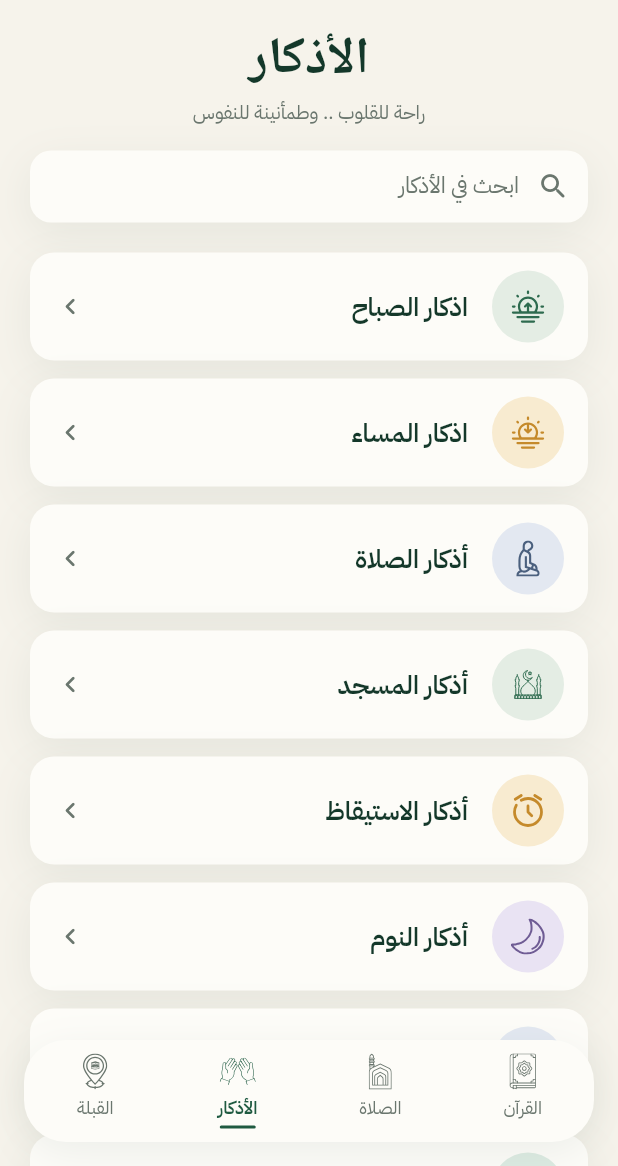
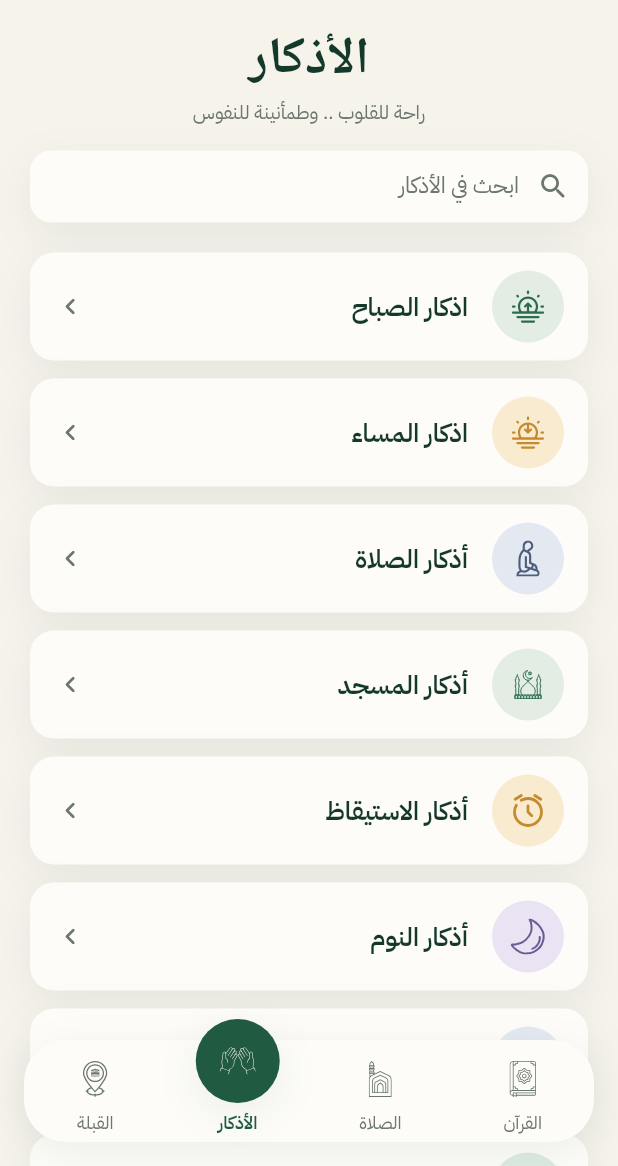
Before and after one commit to sidali-dev/Noor, a Flutter app: the SBottomNavigation screen opened directly, on a phone screen of 412 x 824 dp, the part 70-1236 px from its top. Run offline on Flutter 3.47's test engine with Material 3 defaults, Android fonts, the phone set to English and light mode, and no system bars; our stand-ins replace audioplayers, carousel_slider, csc_picker_plus, flutter_native_splash, flutter_spinkit, flutter_svg and 7 more; missing offline and left inert: alarm, flutter_qiblah, quran, workmanager; accounts and stored records are empty; Roboto replaces fonts that are missing (Amiri); statements that could not run were skipped; project files that could hold a hidden picture were left out.

Commit message:
Add NoorHero and NoorPagerPill, raise NoorNavBar, restyle LocationPill
Wave 0.B shared widgets for UI v2.

Co-Authored-By: Claude Sonnet 5.5 <noreply@anthropic.com>

```diff
--- a/lib/generals/widgets/noor_nav_bar.dart
+++ b/lib/generals/widgets/noor_nav_bar.dart
@@ -4,6 +4,11 @@ import 'package:noor/generated/l10n.dart';
 import 'package:noor/utils/constants/image_strings.dart';
 import 'package:noor/utils/theme/noor_theme.dart';
 
+/// Floating card bar. The selected item is a primary circle raised above the
+/// bar; it slides between items.
+///
+/// The widget's own height includes the raise, so the circle is inside its
+/// hit-test bounds and `Scaffold` reserves room for it.
 class NoorNavBar extends StatelessWidget {
   final int selectedIndex;
   final ValueChanged<int> onItemSelected;
@@ -13,6 +18,12 @@ class NoorNavBar extends StatelessWidget {
     required this.selectedIndex,
     required this.onItemSelected,
   });
+
+  static const double _raise = 14;
+  static const double _barHeight = 68;
+  static const double _bottomMargin = 16;
+  static const double _circle = 56;
+  static const _slide = Duration(milliseconds: 250);
 
   @override
   Widget build(BuildContext context) {
@@ -26,76 +37,141 @@ class NoorNavBar extends StatelessWidget {
       (svg: SImageString.kaaba, label: s.nav_qibla),
     ];
 
-    return Container(
-      margin: const EdgeInsets.fromLTRB(16, 0, 16, 16),
-      height: 68,
+    return SizedBox(
+      height: _raise + _barHeight + _bottomMargin,
+      child: Stack(
+        children: [
+          PositionedDirectional(
+            start: NoorSpace.lg,
+            end: NoorSpace.lg,
+            bottom: _bottomMargin,
+            height: _barHeight,
+            child: DecoratedBox(
               decoration: BoxDecoration(
                 color: n.card,
-        borderRadius: BorderRadius.circular(28),
+                borderRadius: BorderRadius.circular(NoorRadius.sheet),
                 boxShadow: noorShadow(context),
                 border: n.isDark ? Border.all(color: n.line, width: 1) : null,
               ),
+            ),
+          ),
+          Padding(
+            padding: const EdgeInsets.fromLTRB(
+                NoorSpace.lg, 0, NoorSpace.lg, _bottomMargin),
+            child: LayoutBuilder(
+              builder: (context, box) {
+                final slot = box.maxWidth / items.length;
+                return Stack(
+                  children: [
+                    AnimatedPositionedDirectional(
+                      duration: _slide,
+                      curve: Curves.easeOutCubic,
+                      top: 0,
+                      start: slot * selectedIndex + (slot - _circle) / 2,
+                      width: _circle,
+                      height: _circle,
+                      child: DecoratedBox(
+                        decoration: BoxDecoration(
+                          color: n.primary,
+                          shape: BoxShape.circle,
+                          boxShadow: noorShadow(context),
+                        ),
+                      ),
+                    ),
+                    // Label text only; the 12 sp labels stay inside the bar.
+                    MediaQuery.withClampedTextScaling(
+                      maxScaleFactor: 1.2,
+                      child: Material(
+                        type: MaterialType.transparency,
                         child: Row(
-        mainAxisAlignment: MainAxisAlignment.spaceEvenly,
-        children: List.generate(items.length, (index) {
-          final isSelected = selectedIndex == index;
-          final item = items[index];
-          final color = isSelected ? n.primary : n.muted;
-
-          return Expanded(
-            child: Semantics(
-              selected: isSelected,
-              button: true,
-              label: item.label,
-              child: InkResponse(
-                onTap: () => onItemSelected(index),
-                highlightShape: BoxShape.rectangle,
-                splashFactory: InkRipple.splashFactory,
-                radius: 36,
-                child: ConstrainedBox(
-                  constraints: const BoxConstraints(minHeight: 48),
-                  child: Column(
-                    mainAxisAlignment: MainAxisAlignment.center,
-                    mainAxisSize: MainAxisSize.min,
                           children: [
-                      SvgPicture.asset(
-                        item.svg,
-                        width: 24,
-                        height: 24,
-                        colorFilter: ColorFilter.mode(color, BlendMode.srcIn),
-                      ),
-                      const SizedBox(height: 3),
-                      Text(
-                        item.label,
-                        style: TextStyle(
-                          fontFamily: 'Plex',
-                          fontSize: 12,
-                          fontWeight:
-                              isSelected ? FontWeight.w600 : FontWeight.w400,
-                          color: color,
-                        ),
-                        maxLines: 1,
-                        overflow: TextOverflow.ellipsis,
-                      ),
-                      const SizedBox(height: 4),
-                      AnimatedContainer(
-                        duration: const Duration(milliseconds: 200),
-                        curve: Curves.easeOut,
-                        height: 2,
-                        width: isSelected ? 24 : 0,
-                        decoration: BoxDecoration(
-                          color: isSelected ? n.primary : Colors.transparent,
-                          borderRadius: BorderRadius.circular(1),
+                            for (var i = 0; i < items.length; i++)
+                              Expanded(
+                                child: _Item(
+                                  svg: items[i].svg,
+                                  label: items[i].label,
+                                  selected: i == selectedIndex,
+                                  onTap: () => onItemSelected(i),
                                 ),
                               ),
                           ],
                         ),
                       ),
                     ),
+                  ],
+                );
+              },
             ),
-          );
-        }),
+          ),
+        ],
       ),
     );
   }
 }
+
+class _Item extends StatelessWidget {
+  final String svg;
+  final String label;
+  final bool selected;
+  final VoidCallback onTap;
+
+  const _Item({
+    required this.svg,
+    required this.label,
+    required this.selected,
+    required this.onTap,
+  });
+
+  @override
+  Widget build(BuildContext context) {
+    final n = context.noor;
+    final color = selected ? n.primary : n.muted;
+
+    return Semantics(
+      selected: selected,
+      button: true,
+      label: label,
+      excludeSemantics: true,
+      child: InkResponse(
+        onTap: onTap,
+        radius: 36,
+        child: Stack(
+          alignment: Alignment.topCenter,
+          children: [
+            AnimatedPositioned(
+              duration: NoorNavBar._slide,
+              curve: Curves.easeOutCubic,
+              top: selected ? 16 : 28,
+              child: SvgPicture.asset(
+                svg,
+                width: 24,
+                height: 24,
+                colorFilter: ColorFilter.mode(
+                  selected ? n.onPrimary : n.muted,
+                  BlendMode.srcIn,
+                ),
+              ),
+            ),
+            Positioned(
+              top: 60,
+              left: 0,
+              right: 0,
+              child: Text(
+                label,
+                textAlign: TextAlign.center,
+                maxLines: 1,
+                overflow: TextOverflow.ellipsis,
+                style: TextStyle(
+                  fontFamily: 'Plex',
+                  fontSize: 12,
+                  fontWeight: selected ? FontWeight.w600 : FontWeight.w400,
+                  color: color,
+                ),
+              ),
+            ),
+          ],
+        ),
+      ),
+    );
+  }
+}
```
Also changed, not shown: lib/generals/widgets/location_pill.dart (+52 -8 lines), lib/generals/widgets/noor_hero.dart (added, +249 -0 lines), lib/generals/widgets/noor_pager_pill.dart (added, +127 -0 lines), 1 other file. Lines whose indentation alone changed are shown as unchanged.
